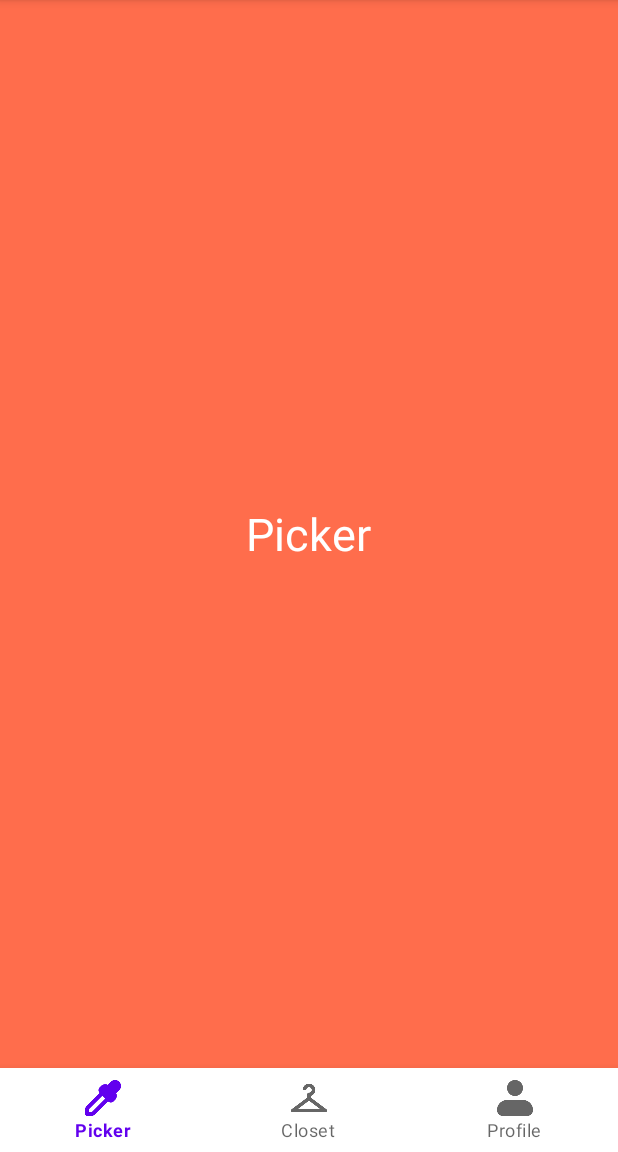
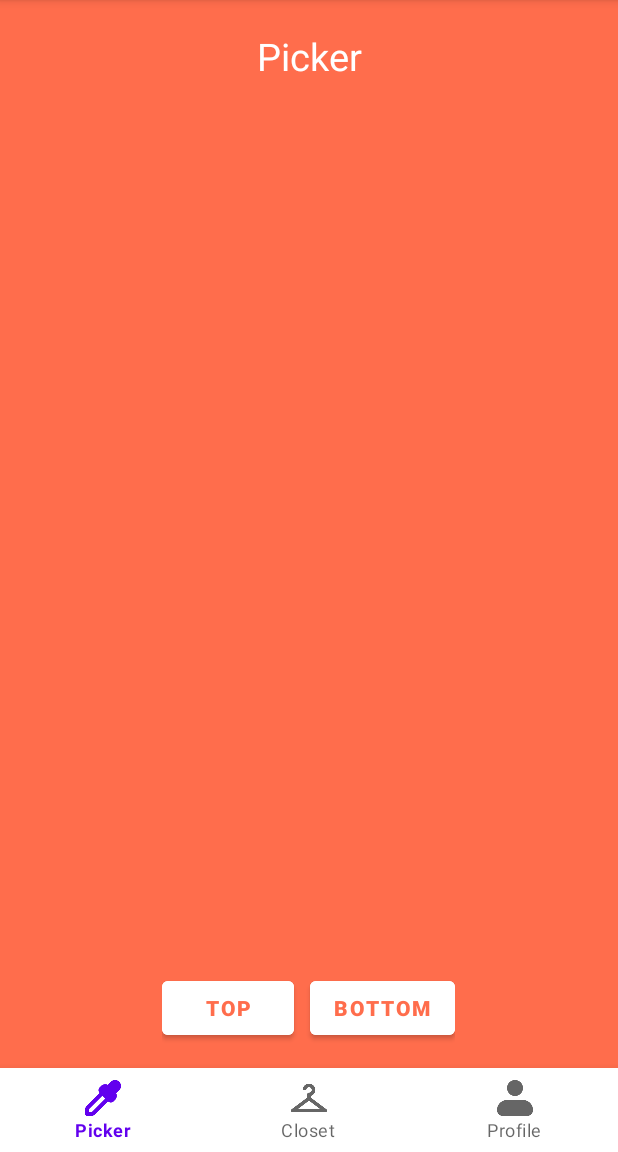
Before and after one commit to bropeter8/OutfitPicker, an Android app: the screen it shows after launch (MainActivity), on a phone screen of 412 x 824 dp, the part 84-1236 px from its top. Run offline under Robolectric (Android 15) with nearby library versions, the light colour scheme and no system bars.

Commit message:
Picker page initial design

```diff
--- a/app/src/main/res/layout/fragment_picker.xml
+++ b/app/src/main/res/layout/fragment_picker.xml
@@ -1,18 +1,59 @@
 <?xml version="1.0" encoding="utf-8"?>
-<FrameLayout xmlns:android="http://schemas.android.com/apk/res/android"
+<RelativeLayout xmlns:android="http://schemas.android.com/apk/res/android"
     xmlns:tools="http://schemas.android.com/tools"
     android:layout_width="match_parent"
     android:layout_height="match_parent"
     android:background="@color/main_color"
-    tools:context=".PickerFragment">
+    tools:context=".ClosetFragment">
 
     <!-- TODO: Update blank fragment layout -->
+
     <TextView
+        android:layout_width="match_parent"
+        android:layout_height="wrap_content"
+        android:fontFamily="sans-serif"
+        android:paddingTop="20dp"
+        android:text="@string/picker"
+        android:textAlignment="center"
+        android:textColor="@color/white"
+        android:textSize="25sp" />
+
+    <androidx.viewpager2.widget.ViewPager2
+        android:layout_width="match_parent"
+        android:layout_height="250dp"
+        android:layout_marginTop="100dp" />
+
+    <androidx.viewpager2.widget.ViewPager2
+        android:layout_width="match_parent"
+        android:layout_height="250dp"
+        android:layout_marginTop="400dp"/>
+    <LinearLayout
         android:layout_width="wrap_content"
         android:layout_height="wrap_content"
-        android:layout_gravity="center"
-        android:textSize="30dp"
-        android:text="Picker"
-        android:textColor="@color/white"/>
+        android:orientation="horizontal"
+        android:layout_alignParentBottom="true"
+        android:layout_centerHorizontal="true"
+        android:layout_marginBottom="16dp"> <!-- To center align the buttons horizontally -->
 
-</FrameLayout>
+        <Button
+            android:id="@+id/top"
+            android:layout_width="wrap_content"
+            android:layout_height="wrap_content"
+            android:backgroundTint="@color/white"
+            android:textColor="@color/main_color"
+            android:fontFamily="sans-serif-black"
+            android:layout_marginEnd="5dp"
+            android:text="@string/top" />
+
+        <Button
+            android:id="@+id/bottom"
+            android:layout_width="wrap_content"
+            android:layout_height="wrap_content"
+            android:backgroundTint="@color/white"
+            android:textColor="@color/main_color"
+            android:fontFamily="sans-serif-black"
+            android:layout_marginStart="5dp"
+            android:text="@string/bottom" />
+
+    </LinearLayout>
+</RelativeLayout>
--- a/app/src/main/res/values/strings.xml
+++ b/app/src/main/res/values/strings.xml
@@ -8,4 +8,7 @@
     <string name="hello_blank_fragment">Hello blank fragment</string>
     <string name="add_clothes">Add Clothes</string>
     <string name="clothing_image">Clothing Image</string>
+    <string name="picker">Picker</string>
+    <string name="top">Top</string>
+    <string name="bottom">Bottom</string>
 </resources>
```
